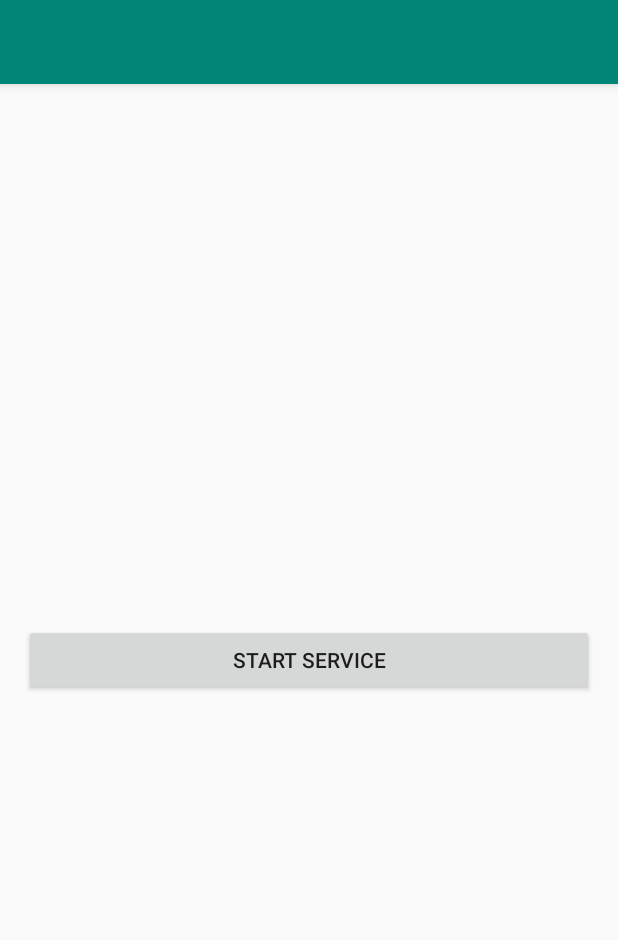
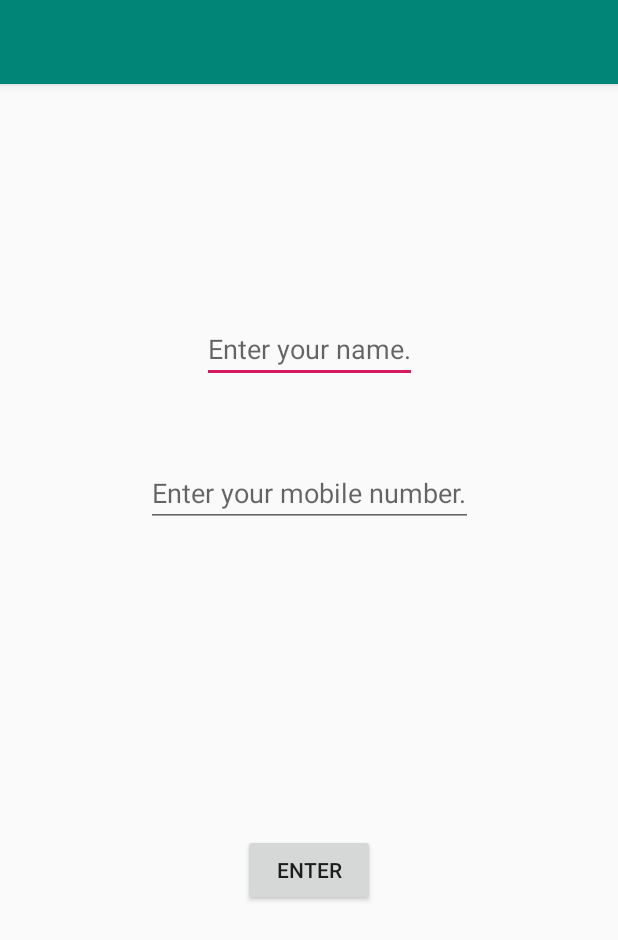
Before and after one commit to chinmaygarg13/CoronaTracker, an Android app: the screen it shows after launch (MainActivity), on a phone screen of 412 x 824 dp. Shown: the top 940 px of the screen. Run offline under Robolectric (Android 15) with nearby library versions, the phone set to English and light mode, and no system bars; our stand-ins replace Firebase (no records; nobody signed in at launch, a user with empty details on screens opened directly).

Commit message:
User will now have to enter his name and mobile number.

```diff
--- a/app/src/main/java/com/jpg/coronatracker/MainActivity.java
+++ b/app/src/main/java/com/jpg/coronatracker/MainActivity.java
@@ -18,6 +18,7 @@ import android.os.Build;
 import android.os.Bundle;
 import android.telephony.TelephonyManager;
 import android.view.View;
+import android.widget.Button;
 import android.widget.EditText;
 import android.widget.Toast;
 
@@ -36,7 +37,34 @@ public class MainActivity extends AppCompatActivity {
         super.onCreate(savedInstanceState);
         setContentView(R.layout.activity_main);
 
-        //editTextInput = findViewById(R.id.edit_text_input);
+        final EditText et_name = findViewById(R.id.name);
+        final EditText et_phone = findViewById(R.id.phone);
+        final Button b_enter = findViewById(R.id.enter);
+        final Button b_service = findViewById(R.id.service);
+
+        final SharedPreferences pref = this.getSharedPreferences("com.jpg.coronatracker", Context.MODE_PRIVATE);
+
+        b_enter.setOnClickListener(new View.OnClickListener() {
+            @Override
+            public void onClick(View v) {
+                String name = et_name.getText().toString();
+                String phone = et_phone.getText().toString();
+                if(phone.length() != 10){
+                    b_enter.setClickable(true);
+                    Toast.makeText(MainActivity.this, "Please enter valid mobile number.", Toast.LENGTH_SHORT).show();
+                }
+                else {
+                    pref.edit().putString("name", name).apply();
+                    pref.edit().putString("phone", phone).apply();
+                    b_enter.setVisibility(View.GONE);
+                    et_name.setVisibility(View.GONE);
+                    et_phone.setVisibility(View.GONE);
+                    b_service.setVisibility(View.VISIBLE);
+                }
+            }
+        });
+
+
     }
 
         private static final String[] REQUIRED_PERMISSIONS =
--- a/app/src/main/res/layout/activity_main.xml
+++ b/app/src/main/res/layout/activity_main.xml
@@ -1,11 +1,68 @@
 <?xml version="1.0" encoding="UTF-8"?>
 
-<LinearLayout tools:context="com.jpg.coronatracker.MainActivity" android:padding="16dp" android:orientation="vertical" android:gravity="center" android:layout_height="match_parent" android:layout_width="match_parent" xmlns:tools="http://schemas.android.com/tools" xmlns:app="http://schemas.android.com/apk/res-auto" xmlns:android="http://schemas.android.com/apk/res/android">
+<androidx.constraintlayout.widget.ConstraintLayout
+    tools:context="com.jpg.coronatracker.MainActivity"
+    android:padding="16dp"
+    android:orientation="vertical"
+    android:gravity="center"
+    android:layout_height="match_parent"
+    android:layout_width="match_parent"
+    xmlns:tools="http://schemas.android.com/tools"
+    xmlns:app="http://schemas.android.com/apk/res-auto"
+    xmlns:android="http://schemas.android.com/apk/res/android"
+    android:id="@+id/main">
 
 <!--<EditText android:layout_height="wrap_content" android:layout_width="match_parent" android:hint="Input" android:id="@+id/edit_text_input"/>-->
 
-<Button android:layout_height="wrap_content" android:layout_width="match_parent" android:text="Start Service" android:onClick="startService"/>
+    <EditText
+        app:layout_constraintLeft_toLeftOf="parent"
+        app:layout_constraintRight_toRightOf="parent"
+        app:layout_constraintTop_toTopOf="parent"
+        app:layout_constraintBottom_toBottomOf="parent"
+        app:layout_constraintVertical_bias="0.2"
+        android:layout_height = "wrap_content"
+        android:layout_width = "wrap_content"
+        android:hint="Enter your name."
+        android:inputType="text"
+        android:id="@+id/name"/>
+
+    <EditText
+        app:layout_constraintLeft_toLeftOf="parent"
+        app:layout_constraintRight_toRightOf="parent"
+        app:layout_constraintTop_toBottomOf="@id/name"
+        app:layout_constraintBottom_toBottomOf="parent"
+        app:layout_constraintVertical_bias="0.1"
+        android:hint="Enter your mobile number."
+        android:inputType="phone"
+        android:id="@+id/phone"
+        android:layout_width="wrap_content"
+        android:layout_height="wrap_content" />
+
+    <Button
+        android:layout_width="wrap_content"
+        android:layout_height="wrap_content"
+        app:layout_constraintRight_toRightOf="parent"
+        app:layout_constraintLeft_toLeftOf="parent"
+        app:layout_constraintTop_toBottomOf="@id/phone"
+        app:layout_constraintBottom_toBottomOf="parent"
+        android:text="Enter"
+        android:clickable="true"
+        android:id="@+id/enter"/>
+
+    <Button
+        android:layout_height="wrap_content"
+        android:layout_width="wrap_content"
+        android:text="Start Service"
+        android:onClick="startService"
+        app:layout_constraintLeft_toLeftOf="parent"
+        app:layout_constraintRight_toRightOf="parent"
+        app:layout_constraintTop_toTopOf="parent"
+        app:layout_constraintBottom_toBottomOf="parent"
+        android:clickable="true"
+        android:visibility="gone"
+        android:id="@+id/service"/>
+
 
 <!--<Button android:layout_height="wrap_content" android:layout_width="match_parent" android:text="Stop Service" android:onClick="stopService"/>-->
 
-</LinearLayout>
+</androidx.constraintlayout.widget.ConstraintLayout>
```
